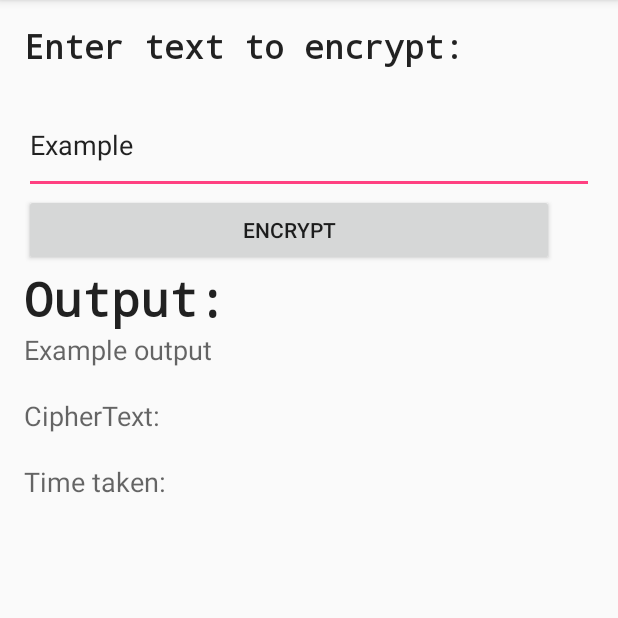
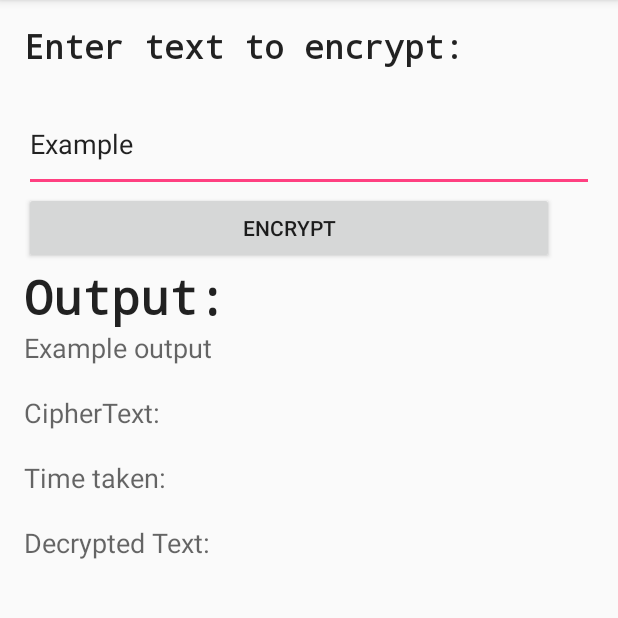
Before and after one commit to adamsm581/termproject, an Android app: the screen it shows after launch (EncryptActivity), on a phone screen of 412 x 824 dp, the part 84-702 px from its top. Run offline under Robolectric (Android 15) with nearby library versions, the phone set to English and light mode, and no system bars.

Commit message:
All bugs fixed

```diff
--- a/TermProject/app/src/main/java/group/termproject/AdvancedEncryptionStandard.java
+++ b/TermProject/app/src/main/java/group/termproject/AdvancedEncryptionStandard.java
@@ -22,14 +22,13 @@ public class AdvancedEncryptionStandard
     {
         Cipher cipher = getCipher(Cipher.ENCRYPT_MODE);
         byte[] encryptedBytes = cipher.doFinal(plainText.getBytes());
-        String ct = new String(encryptedBytes);
-        return Base64.encodeToString(ct.getBytes(), Base64.NO_WRAP);
+        return Base64.encodeToString(encryptedBytes, Base64.NO_WRAP);
     }
 
     public String decrypt(String encrypted) throws Exception
     {
         Cipher cipher = getCipher(Cipher.DECRYPT_MODE);
-        byte[] plainBytes = cipher.doFinal(Base64.decode(encrypted, Base64.NO_WRAP));
+        byte[] plainBytes = cipher.doFinal(Base64.decode(encrypted, Base64.DEFAULT));
         return new String(plainBytes);
     }
 
--- a/TermProject/app/src/main/java/group/termproject/EncryptActivity.java
+++ b/TermProject/app/src/main/java/group/termproject/EncryptActivity.java
@@ -62,5 +62,8 @@ public class EncryptActivity extends AppCompatActivity {
         TextView t3 = (TextView) findViewById(R.id.textView5);
         String outstr3 = "Total time taken: " + durationtotal + " nanoseconds";
         t3.setText(outstr3);
+        TextView t4 = (TextView) findViewById(R.id.textView6);
+        String outstr4 = "Decrypted Text: " + decryptedCipherText;
+        t4.setText(outstr4);
     }
 }
--- a/TermProject/app/src/main/res/layout/activity_encrypt.xml
+++ b/TermProject/app/src/main/res/layout/activity_encrypt.xml
@@ -74,4 +74,12 @@
         android:id="@+id/textView5"
         android:layout_weight="0.04" />
 
+    <TextView
+        android:layout_width="wrap_content"
+        android:layout_height="wrap_content"
+        android:textAppearance="?android:attr/textAppearanceMedium"
+        android:text="Decrypted Text:"
+        android:id="@+id/textView6"
+        android:layout_weight="0.04" />
+
 </LinearLayout>
```
